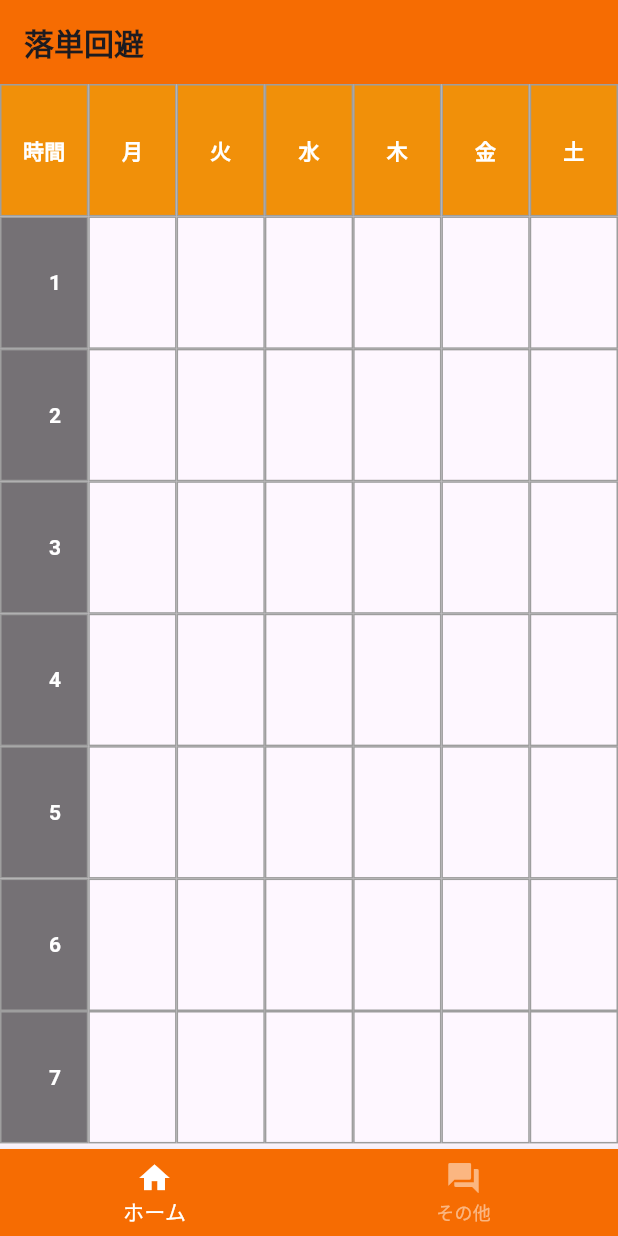
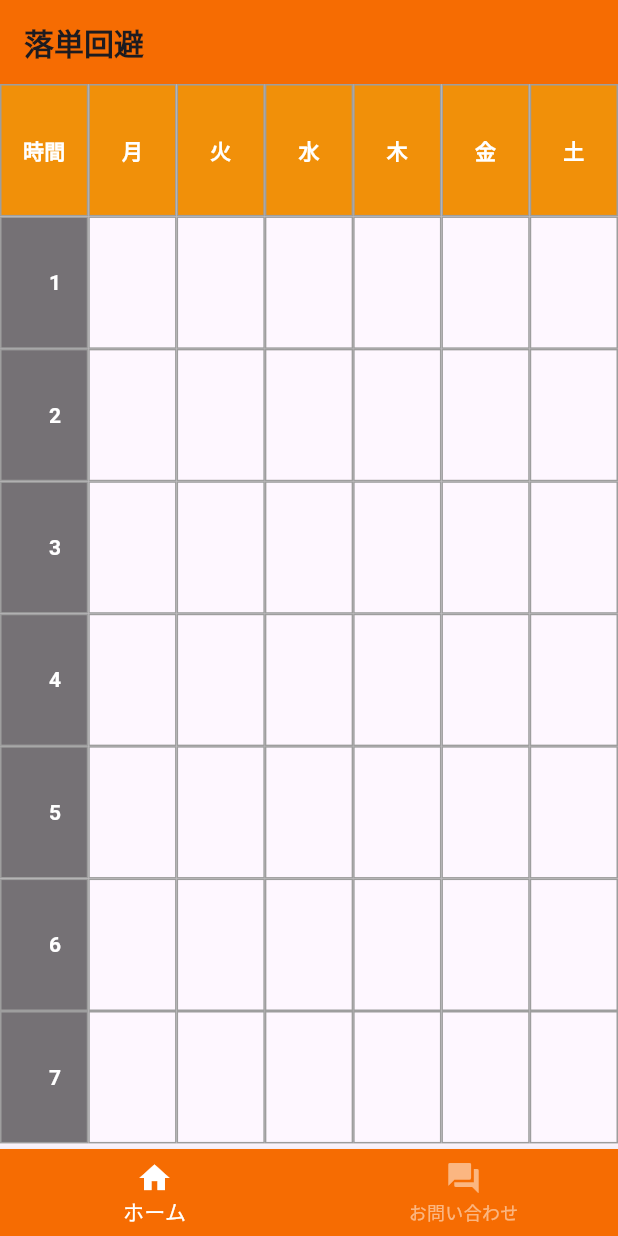
Before and after one commit to hashimo000/schedule_app, a Flutter app: the screen it shows after launch, on a phone screen of 412 x 824 dp. Run offline on Flutter 3.47's test engine with Material 3 defaults, Android fonts, the phone set to English and light mode, and no system bars; our stand-ins replace drift, flutter_riverpod, sqlite3_flutter_libs; missing offline and left inert: sqlite3; accounts and stored records are empty; generated files the repository leaves out were written again.

Commit message:
text change

```diff
--- a/lib/main.dart
+++ b/lib/main.dart
@@ -29,7 +29,7 @@ final AppDatabase database;
       ),
       BottomNavigationBarItem(
         icon: Icon(Icons.question_answer),
-        label: 'その他',
+        label: 'お問い合わせ',
 
       ),
     ];
```
